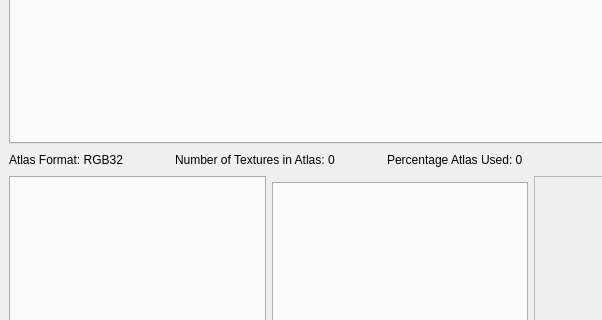
Qt form GUI/mainwindow.ui (Binyamin-Brion/TextureAtlasCreator) before a commit; both pictures show x 0 to 602 and y 129 to 449 of the 800 by 599 pixel window.
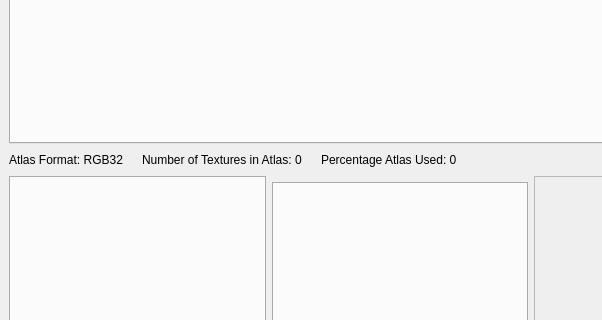
The same form after that commit. Custom widgets are drawn as their Qt base class.

The edit to the form file:
```diff
--- a/GUI/mainwindow.ui
+++ b/GUI/mainwindow.ui
@@ -30,7 +30,7 @@
       <item>
        <widget class="QLabel" name="label">
         <property name="text">
-         <string>            </string>
+         <string/>
         </property>
        </widget>
       </item>
@@ -44,7 +44,7 @@
       <item>
        <widget class="QLabel" name="label_2">
         <property name="text">
-         <string>            </string>
+         <string/>
         </property>
        </widget>
       </item>
```
